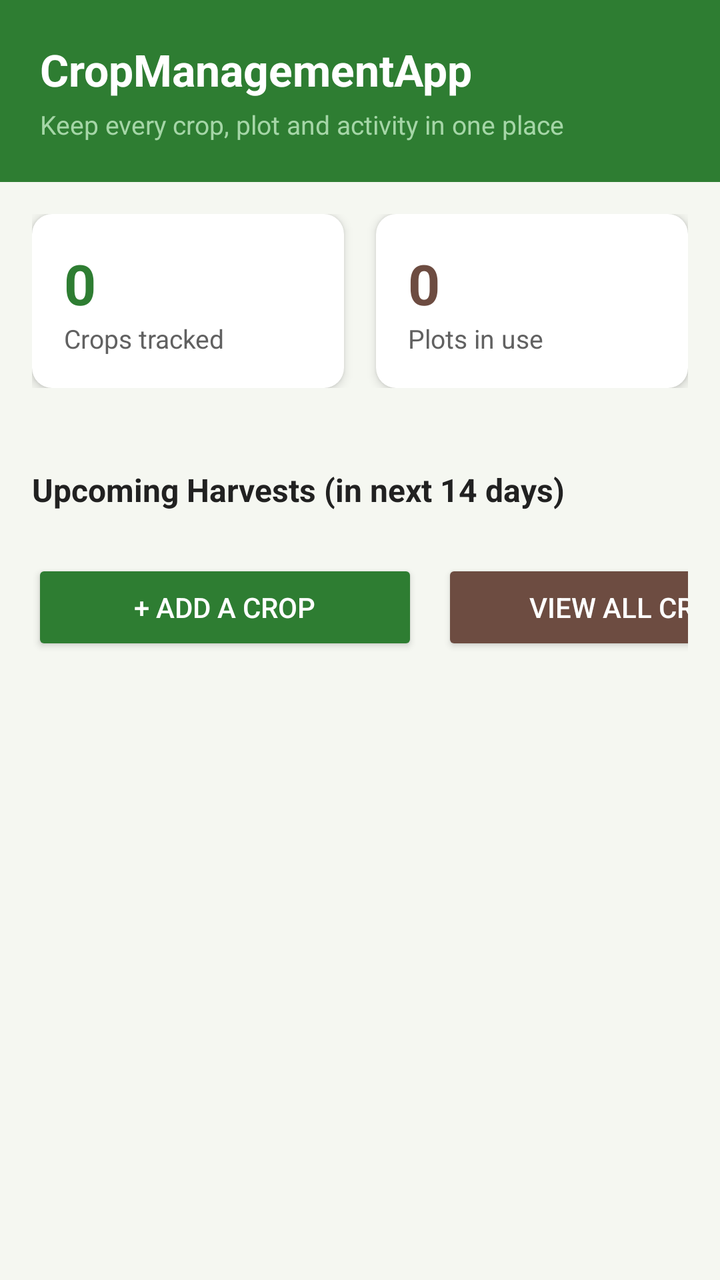
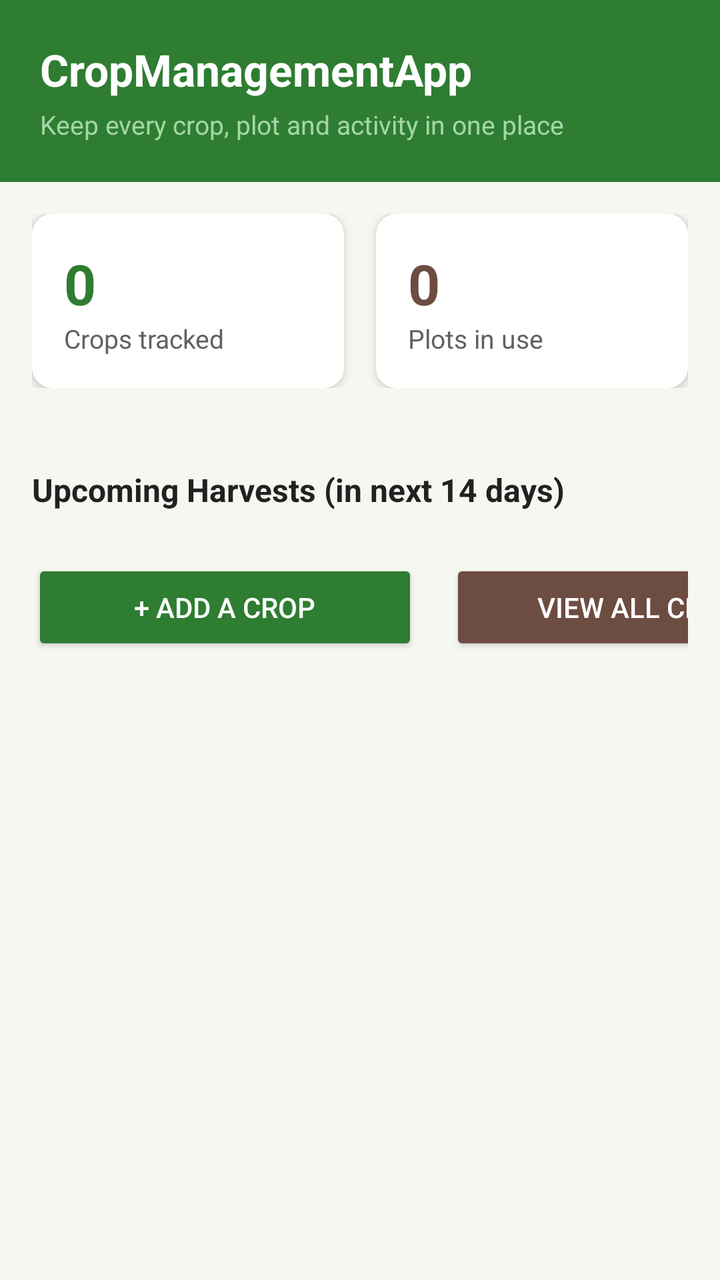

Screens rendered from an Android XML layout before and after an edit, with the pre-edit source and the edit as a unified diff.
<!-- AndroidManifest.xml: application theme Theme.CropManagementApp -->
<!-- res/layout/activity_main.xml -->
<?xml version="1.0" encoding="utf-8"?>
<ScrollView xmlns:android="http://schemas.android.com/apk/res/android"
    xmlns:app="http://schemas.android.com/apk/res-auto"
    android:layout_width="match_parent"
    android:layout_height="match_parent"
    android:background="@color/background_light"
    android:fillViewport="true">

    <LinearLayout
        android:layout_width="match_parent"
        android:layout_height="wrap_content"
        android:orientation="vertical">

        
        <LinearLayout
            android:layout_width="match_parent"
            android:layout_height="wrap_content"
            android:background="@color/green_primary"
            android:orientation="vertical"
            android:padding="20dp">

            <TextView
                android:layout_width="358dp"
                android:layout_height="wrap_content"
                android:text="@string/app_name"
                android:textColor="@color/white"
                android:textSize="22sp"
                android:textStyle="bold"
                android:textAlignment="center"/>

            <TextView
                android:layout_width="wrap_content"
                android:layout_height="wrap_content"
                android:layout_marginTop="4dp"
                android:text="Keep every crop, plot and activity in one place"
                android:textColor="@color/green_light"
                android:textSize="13sp" />
        </LinearLayout>

        
        <LinearLayout
            android:layout_width="match_parent"
            android:layout_height="wrap_content"
            android:orientation="horizontal"
            android:padding="16dp"
            android:weightSum="2">

            <androidx.cardview.widget.CardView
                android:layout_width="0dp"
                android:layout_height="wrap_content"
                android:layout_weight="1"
                android:layout_marginEnd="8dp"
                app:cardCornerRadius="10dp"
                app:cardElevation="3dp">

                <LinearLayout
                    android:layout_width="match_parent"
                    android:layout_height="wrap_content"
                    android:orientation="vertical"
                    android:padding="16dp">

                    <TextView
                        android:id="@+id/tvTotalCrops"
                        android:layout_width="wrap_content"
                        android:layout_height="wrap_content"
                        android:text="0"
                        android:textColor="@color/green_primary"
                        android:textSize="28sp"
                        android:textStyle="bold" />

                    <TextView
                        android:layout_width="wrap_content"
                        android:layout_height="wrap_content"
                        android:text="Crops tracked"
                        android:textColor="@color/text_secondary"
                        android:textSize="13sp" />
                </LinearLayout>
            </androidx.cardview.widget.CardView>

            <androidx.cardview.widget.CardView
                android:layout_width="0dp"
                android:layout_height="wrap_content"
                android:layout_weight="1"
                android:layout_marginStart="8dp"
                app:cardCornerRadius="10dp"
                app:cardElevation="3dp">

                <LinearLayout
                    android:layout_width="match_parent"
                    android:layout_height="wrap_content"
                    android:orientation="vertical"
                    android:padding="16dp">

                    <TextView
                        android:id="@+id/tvTotalPlots"
                        android:layout_width="wrap_content"
                        android:layout_height="wrap_content"
                        android:text="0"
                        android:textColor="@color/soil_brown"
                        android:textSize="28sp"
                        android:textStyle="bold" />

                    <TextView
                        android:layout_width="wrap_content"
                        android:layout_height="wrap_content"
                        android:text="Plots in use"
                        android:textColor="@color/text_secondary"
                        android:textSize="13sp" />
                </LinearLayout>
            </androidx.cardview.widget.CardView>
        </LinearLayout>

        
        <LinearLayout
            android:layout_width="match_parent"
            android:layout_height="wrap_content"
            android:orientation="vertical"
            android:paddingStart="16dp"
            android:paddingEnd="16dp">

        </LinearLayout>

        
        <TextView
            android:layout_width="wrap_content"
            android:layout_height="wrap_content"
            android:layout_marginStart="16dp"
            android:layout_marginTop="24dp"
            android:layout_marginBottom="8dp"
            android:text="Upcoming Harvests (in next 14 days)"
            android:textColor="@color/text_primary"
            android:textSize="16sp"
            android:textStyle="bold" />

        <androidx.recyclerview.widget.RecyclerView
            android:id="@+id/rvUpcomingHarvests"
            android:layout_width="match_parent"
            android:layout_height="wrap_content"
            android:layout_marginBottom="16dp"
            android:nestedScrollingEnabled="false"
            android:paddingStart="16dp"
            android:paddingEnd="16dp" />

        <TextView
            android:id="@+id/tvNoUpcoming"
            android:layout_width="match_parent"
            android:layout_height="wrap_content"
            android:layout_marginBottom="24dp"
            android:gravity="center"
            android:padding="16dp"
            android:text="No harvests due in the next 14 days."
            android:textColor="@color/text_secondary"
            android:visibility="gone" />

        <LinearLayout
            android:layout_width="match_parent"
            android:layout_height="wrap_content"
            android:orientation="horizontal"
            android:paddingStart="16dp"
            android:paddingEnd="16dp">


            <Button
                android:id="@+id/btnAddCrop"
                android:layout_width="193dp"
                android:layout_height="wrap_content"
                android:layout_marginBottom="10dp"
                android:backgroundTint="@color/green_primary"
                android:padding="12dp"
                android:text="+ Add A Crop"
                android:textColor="@color/white"
                android:layout_marginEnd="6dp"/>

            <Button
                android:id="@+id/btnViewCrops"
                android:layout_width="197dp"
                android:layout_height="wrap_content"
                android:backgroundTint="@color/soil_brown"
                android:padding="12dp"
                android:text="View All Crops"
                android:textColor="@color/white"
                android:layout_marginStart="6dp"/>
        </LinearLayout>

    </LinearLayout>
</ScrollView>
<!-- resources referenced by this layout -->
<resources>
  <color name="background_light">#F5F7F1</color>
  <color name="green_light">#A5D6A7</color>
  <color name="green_primary">#2E7D32</color>
  <color name="soil_brown">#6D4C41</color>
  <color name="text_primary">#212121</color>
  <color name="text_secondary">#616161</color>
  <color name="white">#FFFFFF</color>
  <string name="app_name">CropManagementApp</string>
  <style name="Theme.CropManagementApp" parent="Base.Theme.CropManagementApp" />
  <style name="Base.Theme.CropManagementApp" parent="Theme.Material3.DayNight.NoActionBar">
          
          
      </style>
</resources>

<!-- the commit's change to res/layout/activity_main.xml (unified diff, before → after) -->
@@ -169,7 +169,7 @@
                 android:padding="12dp"
                 android:text="+ Add A Crop"
                 android:textColor="@color/white"
-                android:layout_marginEnd="6dp"/>
+                android:layout_marginEnd="8dp"/>
 
             <Button
                 android:id="@+id/btnViewCrops"
@@ -179,7 +179,7 @@
                 android:padding="12dp"
                 android:text="View All Crops"
                 android:textColor="@color/white"
-                android:layout_marginStart="6dp"/>
+                android:layout_marginStart="8dp"/>
         </LinearLayout>
 
     </LinearLayout>
